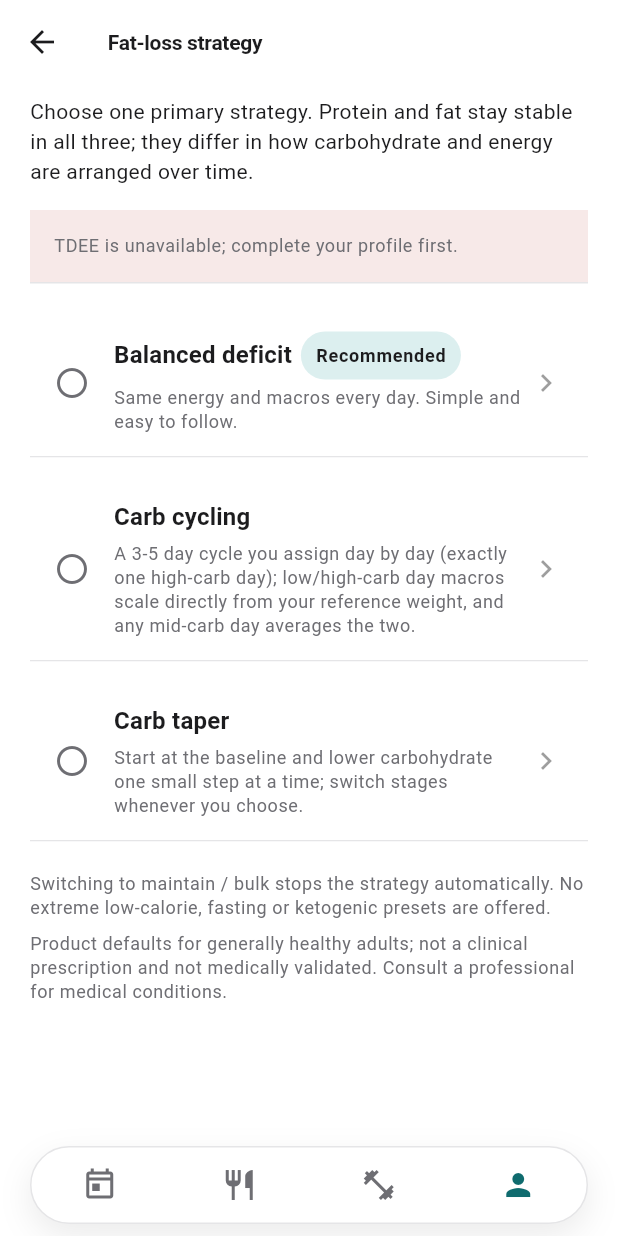
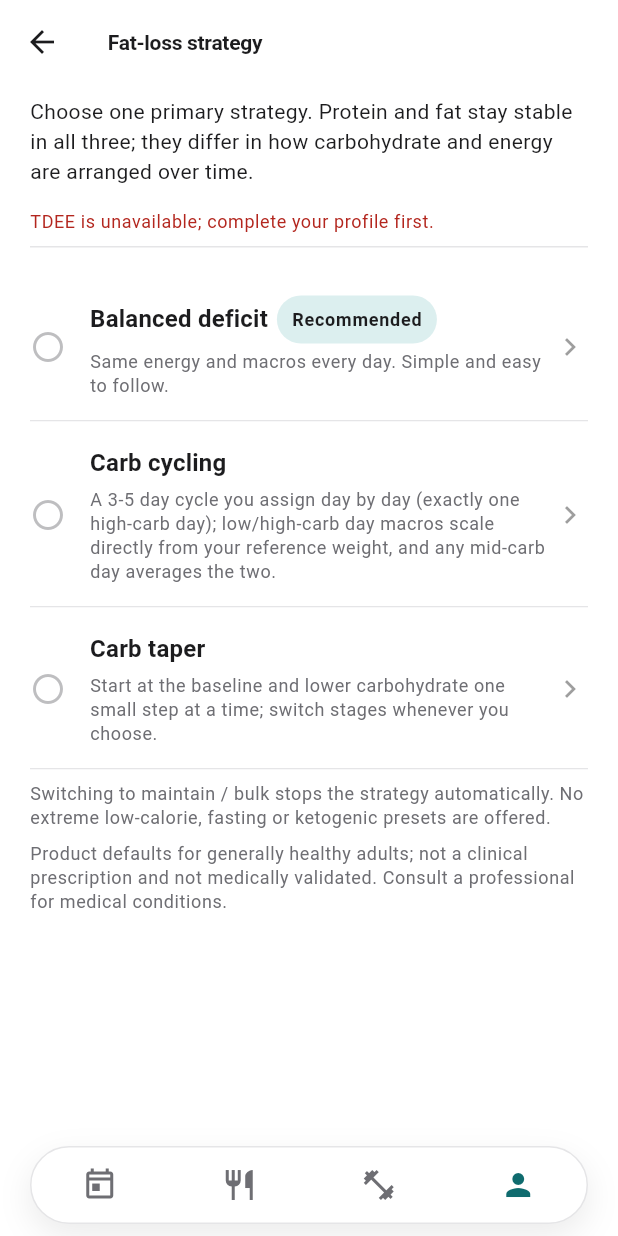
Before and after one commit to DayDaySpeed/FitnessPlan, a Flutter app: the StrategyPickerPage screen opened by its route, on a phone screen of 412 x 824 dp. Run offline on Flutter 3.47's test engine with Material 3 defaults, Android fonts, the phone set to English and light mode, and no system bars; our stand-ins replace drift, file_picker, fl_chart, flutter_local_notifications, flutter_riverpod, go_router and 6 more; missing offline and left inert: health; accounts and stored records are empty; generated files the repository leaves out were written again.

Commit message:
refactor(strategy): 精简营养目标策略入口与碳循环展示样式
Co-authored-by: Cursor <cursoragent@cursor.com>

```diff
--- a/lib/ui/strategy/strategy_picker_page.dart
+++ b/lib/ui/strategy/strategy_picker_page.dart
@@ -36,20 +36,20 @@ class StrategyPickerPage extends ConsumerWidget {
           Text(l10n.strategyPickerIntro, style: theme.textTheme.bodyMedium),
           const SizedBox(height: AppSpacing.card),
           if (blocking.isNotEmpty) ...[
-            SportSurfaceCard(
-              tint: theme.colorScheme.error,
-              padding: const EdgeInsets.all(AppSpacing.card),
-              child: Column(
-                crossAxisAlignment: CrossAxisAlignment.start,
-                children: [
-                  for (final i in blocking)
-                    Text(i.message(l10n), style: theme.textTheme.bodySmall),
-                ],
+            for (final i in blocking)
+              Padding(
+                padding: const EdgeInsets.only(bottom: AppSpacing.compact),
+                child: Text(
+                  i.message(l10n),
+                  style: theme.textTheme.bodySmall?.copyWith(
+                    color: theme.colorScheme.error,
+                  ),
+                ),
               ),
-            ),
+            Divider(height: 1, color: visuals.divider),
             const SizedBox(height: AppSpacing.card),
           ],
-          for (final kind in DietStrategyKind.values) ...[
+          for (final kind in DietStrategyKind.values)
             _StrategyOption(
               kind: kind,
               current: active?.kind == kind,
@@ -59,8 +59,6 @@ class StrategyPickerPage extends ConsumerWidget {
                 '/profile/nutrition/strategy/configure?kind=${kind.name}',
               ),
             ),
-            const SizedBox(height: AppSpacing.field),
-          ],
           const SizedBox(height: AppSpacing.compact),
           Text(
             l10n.strategyScopeNote,
@@ -101,6 +99,7 @@ class _StrategyOption extends StatelessWidget {
     final l10n = context.l10n;
     final theme = Theme.of(context);
     final visuals = AppThemeVisuals.of(context);
+    final scheme = theme.colorScheme;
     return Semantics(
       button: true,
       selected: current,
@@ -111,14 +110,14 @@ class _StrategyOption extends StatelessWidget {
         child: InkWell(
           onTap: enabled ? onTap : null,
           child: Padding(
-            padding: const EdgeInsets.all(AppSpacing.card),
+            padding: const EdgeInsets.symmetric(vertical: AppSpacing.card),
             child: Row(
               children: [
                 Icon(
                   current ? Icons.radio_button_checked : Icons.radio_button_off,
                   color: enabled
-                      ? visuals.accent
-                      : theme.colorScheme.onSurfaceVariant,
+                      ? (current ? visuals.accent : scheme.onSurfaceVariant)
+                      : scheme.onSurfaceVariant.withValues(alpha: 0.45),
                 ),
                 const SizedBox(width: AppSpacing.card),
                 Expanded(
@@ -130,7 +129,9 @@ class _StrategyOption extends StatelessWidget {
                           Flexible(
                             child: Text(
                               kind.label(l10n),
-                              style: theme.textTheme.titleMedium,
+                              style: theme.textTheme.titleMedium?.copyWith(
+                                color: current ? visuals.accent : null,
+                              ),
                             ),
                           ),
                           if (isDefault) ...[
@@ -141,8 +142,8 @@ class _StrategyOption extends StatelessWidget {
                             const SizedBox(width: 6),
                             SoftChip(
                               label: l10n.currentWord,
-                              color: visuals.accent,
-                              foreground: visuals.onAccent,
+                              color: visuals.accentSoft,
+                              foreground: visuals.accent,
                             ),
                           ],
                         ],
@@ -159,7 +160,7 @@ class _StrategyOption extends StatelessWidget {
                 Icon(
                   Icons.chevron_right,
                   color: enabled
-                      ? theme.colorScheme.onSurfaceVariant
+                      ? scheme.onSurfaceVariant
                       : theme.disabledColor,
                 ),
               ],
```
Also changed, not shown: lib/ui/strategy/carb_cycle_view.dart (+15 -25 lines), lib/ui/strategy/nutrition_targets_page.dart (+30 -59 lines), lib/ui/strategy/strategy_configure_page.dart (+33 -12 lines), 1 other file.
